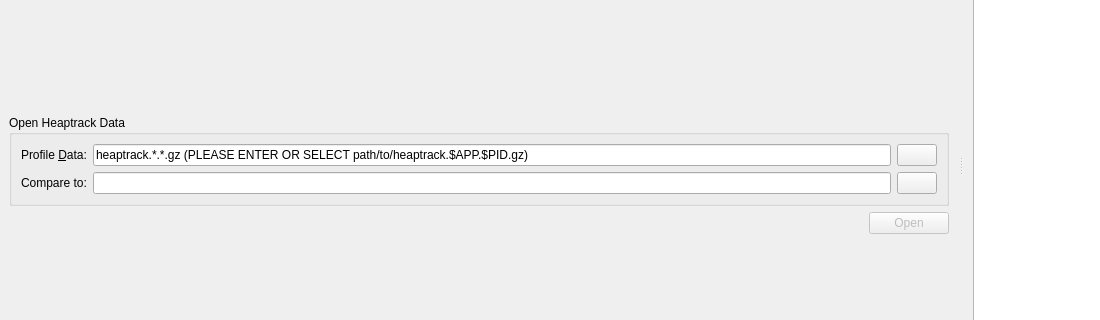
First picture: the form in src/analyze/gui/mainwindow_noklib.ui, repository catskul/tizen-heaptrack, before the edit; both pictures show x 0 to 1100 and y 243 to 563 of the 1196 by 796 pixel window.
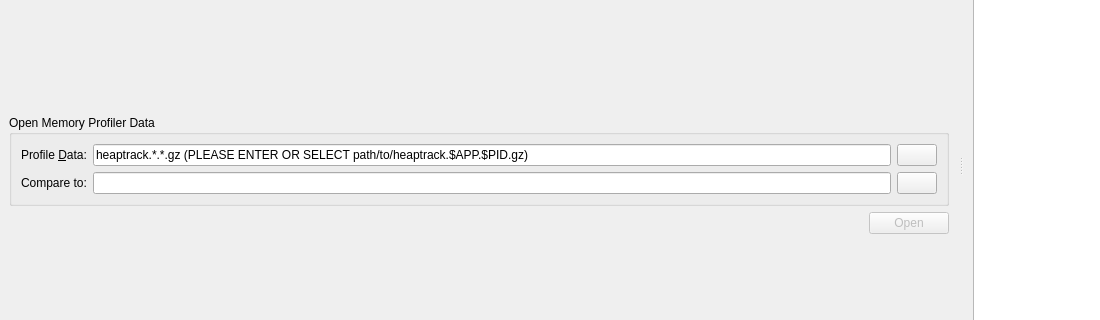
Second picture: the form after the edit. Icons and pictures are not drawn. Custom widgets are drawn as their Qt base class.

Commit message: conditional "rebranding" from Heaptrack to Tizen Memory Profiler (controlled by SAMSUNG_TIZEN_BRANCH configuration option in pro-file)

```diff
--- a/src/analyze/gui/mainwindow_noklib.ui
+++ b/src/analyze/gui/mainwindow_noklib.ui
@@ -50,7 +50,7 @@
         <item>
          <widget class="QGroupBox" name="groupBox">
           <property name="title">
-           <string>Open Heaptrack Data</string>
+           <string>Open Memory Profiler Data</string>
           </property>
           <layout class="QFormLayout" name="formLayout">
            <item row="1" column="0">
```
Left out of the diff: 4 changed lines with no effect on the pictures. The commit also changes 8 other files.
